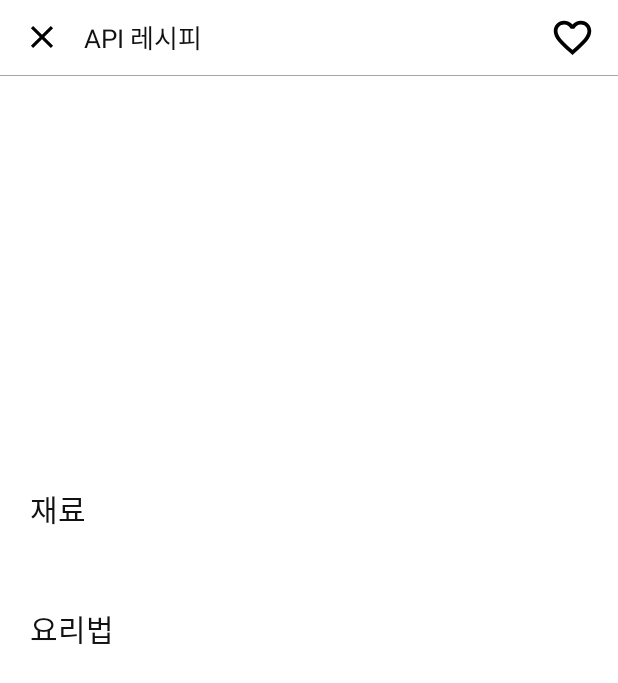
After one commit to saeyeondal/WeforVegan, an Android app: the ApiRecipeFrag screen opened directly, with no data from a screen before it, on a phone screen of 412 x 824 dp. The commit adds this screen. Shown: the top 683 px of the screen. Run offline under Robolectric (Android 15) with nearby library versions, the light colour scheme and no system bars; 2 statements that could not run were skipped.

Commit message:
Api레시피 불러와서 보여주는 거 구현함

```diff
--- a/app/src/main/AndroidManifest.xml
+++ b/app/src/main/AndroidManifest.xml
@@ -30,7 +30,8 @@
             </intent-filter>
         </activity>
         <activity android:name=".RegisterPage"></activity>
-        <activity android:name=".RecipeFrag"></activity>
+        <activity android:name=".SnsRecipeFrag"></activity>
+        <activity android:name=".ApiRecipeFrag"></activity>
         <activity android:name=".LikeRecipePage"></activity>
     </application>
 
--- /dev/null
+++ b/app/src/main/java/com/example/weforvegan/ApiRecipeFrag.java
@@ -0,0 +1,134 @@
+package com.example.weforvegan;
+
+import android.graphics.Bitmap;
+import android.graphics.BitmapFactory;
+import android.os.Bundle;
+import android.os.Handler;
+import android.view.View;
+import android.view.Window;
+import android.widget.Button;
+import android.widget.ImageView;
+import android.widget.TextView;
+import android.widget.Toast;
+
+import androidx.annotation.Nullable;
+import androidx.appcompat.app.AppCompatActivity;
+
+
+import java.io.IOException;
+import java.io.InputStream;
+import java.net.MalformedURLException;
+import java.net.URL;
+import java.util.concurrent.ExecutionException;
+
+public class ApiRecipeFrag extends AppCompatActivity {
+    Button closeBtn;
+    Button favorite_btn1;
+    Boolean favorite_selected;
+    String recipe_idx;
+    String api_recipe_imgurl;
+    String api_recipe_name;
+    String api_recipe_ingredient;
+    String api_recipe_recipe;
+    TextView api_recipe_name_txt;
+    TextView api_recipe_ingredient_txt;
+    TextView api_recipe_recipe_txt;
+    Handler handler = new Handler();
+
+    @Override
+    protected void onCreate(@Nullable Bundle savedInstanceState) {
+        supportRequestWindowFeature(Window.FEATURE_NO_TITLE); // 액션바 없애기
+        super.onCreate(savedInstanceState);
+        setContentView(R.layout.api_recipe_frag);
+
+        closeBtn = (Button)findViewById(R.id.close_btn);
+        favorite_btn1 = (Button)findViewById(R.id.favorite_btn);
+        api_recipe_name_txt = (TextView)findViewById(R.id.api_recipe_name);
+        api_recipe_ingredient_txt = (TextView)findViewById(R.id.api_recipe_ingredient);
+        api_recipe_recipe_txt = (TextView)findViewById(R.id.api_recipe_recipe);
+
+        recipe_idx = getIntent().getStringExtra("recipe_idx");
+        api_recipe_name = getIntent().getStringExtra("api_recipe_name");
+        api_recipe_imgurl = getIntent().getStringExtra("api_recipe_imgurl");
+        api_recipe_ingredient = getIntent().getStringExtra("api_recipe_ingredient");
+        api_recipe_recipe = getIntent().getStringExtra("api_recipe_recipe");
+
+        Thread imgload = new Thread(new Runnable() {
+            @Override
+            public void run() {
+                try{
+                    final ImageView api_recipe_imgurl_img = (ImageView)findViewById(R.id.api_recipe_img);
+                    URL url = new URL(api_recipe_imgurl);
+                    InputStream is = url.openStream();
+                    final Bitmap bm = BitmapFactory.decodeStream(is);
+                    handler.post(new Runnable() {
+                        @Override
+                        public void run() {
+                            api_recipe_imgurl_img.setImageBitmap(bm);
+                        }
+                    });
+                    api_recipe_imgurl_img.setImageBitmap(bm);
+                } catch (MalformedURLException e) {
+                    e.printStackTrace();
+                } catch (IOException e) {
+                    e.printStackTrace();
+                }
+            }
+        });
+        imgload.start();
+        api_recipe_name_txt.setText(api_recipe_name);
+        api_recipe_ingredient_txt.setText(api_recipe_ingredient);
+        api_recipe_recipe_txt.setText(api_recipe_recipe);
+
+        GetRequest request = new GetRequest(getApplicationContext());
+        try {
+            String response = request.execute("http://ec2-18-222-92-67.us-east-2.compute.amazonaws.com:3000/heart/index?rp_idx=" + recipe_idx).get();
+            JsonParser jsonParser = new JsonParser();
+            String isLike = jsonParser.get_is_like(response);
+            if(isLike.equals("true")) {
+                favorite_selected = true;
+                favorite_btn1.setSelected(true);
+            }
+            else {
+                favorite_selected = false;
+                favorite_btn1.setSelected(false);
+            }
+        } catch (ExecutionException e) {
+            e.printStackTrace();
+        } catch (InterruptedException e) {
+            e.printStackTrace();
+        }
+
+        favorite_btn1.setOnClickListener(new View.OnClickListener() {
+            @Override
+            public void onClick(View view) {
+                if(!favorite_selected) {
+                    favorite_btn1.setSelected(true);
+                    favorite_selected = true;
+                    PostRequest httpTask = new PostRequest(getApplicationContext());
+                    httpTask.execute("http://ec2-18-222-92-67.us-east-2.compute.amazonaws.com:3000/heart/add", "rp_idx", recipe_idx);
+                    Toast.makeText(getApplicationContext(), "찜 목록에 추가되었습니다.", Toast.LENGTH_SHORT).show();
+                }
+                else {
+                    favorite_btn1.setSelected(false);
+                    favorite_selected = false;
+                    PostRequest httpTask = new PostRequest(getApplicationContext());
+                    httpTask.execute("http://ec2-18-222-92-67.us-east-2.compute.amazonaws.com:3000/heart/cancle", "rp_idx", recipe_idx);
+                    Toast.makeText(getApplicationContext(), "찜 목록에서 삭제되었습니다.", Toast.LENGTH_SHORT).show();
+                }
+            }
+        });
+
+        closeBtn.setOnClickListener(new View.OnClickListener() {
+            @Override
+            public void onClick(View view) {
+                onBackPressed();
+            }
+        });
+    }
+
+    @Override
+    public void onBackPressed() {
+        super.onBackPressed();
+    }
+}
--- a/app/src/main/java/com/example/weforvegan/MainActivity.java
+++ b/app/src/main/java/com/example/weforvegan/MainActivity.java
@@ -7,7 +7,6 @@ import android.os.Bundle;
 
 import android.util.Log;
 import android.view.MenuItem;
-import android.widget.Button;
 
 import androidx.annotation.NonNull;
 import androidx.appcompat.app.ActionBarDrawerToggle;
@@ -29,7 +28,7 @@ public class MainActivity extends AppCompatActivity implements NavigationView.On
     SearchFrag searchFrag;
     ScannerFrag scannerFrag;
     MypageFrag mypageFrag;
-    RecipeFrag recipeFrag;
+    SnsRecipeFrag snsRecipeFrag;
     ResultFrag resultFrag;
     RequestFrag requestFrag;
     RecommendFrag recommendFrag;
@@ -57,7 +56,7 @@ public class MainActivity extends AppCompatActivity implements NavigationView.On
         searchFrag = new SearchFrag();
         scannerFrag = new ScannerFrag();
         mypageFrag = new MypageFrag();
-        recipeFrag = new RecipeFrag();
+        snsRecipeFrag = new SnsRecipeFrag();
         resultFrag = new ResultFrag();
         requestFrag = new RequestFrag();
         recommendFrag = new RecommendFrag();
--- /dev/null
+++ b/app/src/main/res/layout/api_recipe_frag.xml
@@ -0,0 +1,107 @@
+<?xml version="1.0" encoding="utf-8"?>
+<LinearLayout xmlns:android="http://schemas.android.com/apk/res/android"
+    android:orientation="vertical" android:layout_width="match_parent"
+    android:layout_height="match_parent"
+    android:background="@color/colorWhite">
+    <RelativeLayout
+        android:layout_width="match_parent"
+        android:layout_height="50dp">
+        <Button
+            android:id="@+id/close_btn"
+            android:layout_width="25dp"
+            android:layout_height="25dp"
+            android:background="@drawable/ic_close_24px"
+            android:layout_centerVertical="true"
+            android:layout_marginLeft="15dp"/>
+        <TextView
+            android:id="@+id/api_recipe_source"
+            android:layout_width="wrap_content"
+            android:layout_height="wrap_content"
+            android:layout_centerVertical="true"
+            android:layout_marginLeft="15dp"
+            android:layout_toRightOf="@+id/close_btn"
+            android:text="API 레시피"
+            android:textColor="@color/colorBlack"
+            android:textSize="17dp"/>
+
+        <Button
+            android:id="@+id/favorite_btn"
+            android:layout_width="30dp"
+            android:layout_height="30dp"
+            android:background="@drawable/favorite"
+            android:layout_centerVertical="true"
+            android:layout_alignParentRight="true"
+            android:layout_marginRight="15dp"/>
+    </RelativeLayout>
+    <View
+        android:layout_width="match_parent"
+        android:layout_height="0.5dp"
+        android:background="@color/colorGray"/>
+    <RelativeLayout
+        android:layout_width="match_parent"
+        android:layout_height="wrap_content">
+        <TextView
+            android:layout_width="match_parent"
+            android:layout_height="wrap_content"
+            android:id="@+id/api_recipe_name"
+            android:textColor="@color/colorBlack"
+            android:text="RECIPE_NAME"
+            android:textSize="20dp"
+            android:paddingLeft="20dp"
+            android:paddingRight="20dp"
+            android:layout_marginTop="15dp"
+            android:layout_marginBottom="15dp"/>
+
+        <ImageView
+            android:id="@+id/api_recipe_img"
+            android:layout_width="match_parent"
+            android:layout_height="200dp"
+            android:paddingLeft="30dp"
+            android:paddingRight="30dp"
+            android:layout_below="@+id/api_recipe_name"/>
+
+        <TextView
+            android:layout_width="match_parent"
+            android:layout_height="wrap_content"
+            android:id="@+id/api_recipe_ingredient_txt"
+            android:textColor="@color/colorBlack"
+            android:text="재료"
+            android:textSize="20dp"
+            android:layout_below="@+id/api_recipe_img"
+            android:paddingLeft="20dp"
+            android:paddingRight="20dp"
+            android:layout_marginTop="15dp"
+            android:layout_marginBottom="15dp"/>
+
+        <TextView
+            android:layout_width="match_parent"
+            android:layout_height="wrap_content"
+            android:layout_below="@+id/api_recipe_ingredient_txt"
+            android:paddingLeft="15dp"
+            android:paddingRight="15dp"
+            android:id="@+id/api_recipe_ingredient"
+            />
+
+        <TextView
+            android:layout_width="match_parent"
+            android:layout_height="wrap_content"
+            android:id="@+id/api_recipe_txt"
+            android:textColor="@color/colorBlack"
+            android:text="요리법"
+            android:textSize="20dp"
+            android:layout_below="@+id/api_recipe_ingredient"
+            android:paddingLeft="20dp"
+            android:paddingRight="20dp"
+            android:layout_marginTop="15dp"
+            android:layout_marginBottom="15dp"/>
+
+        <TextView
+            android:layout_width="match_parent"
+            android:layout_height="wrap_content"
+            android:layout_below="@+id/api_recipe_txt"
+            android:id="@+id/api_recipe_recipe"
+            android:paddingLeft="15dp"
+            android:paddingRight="15dp"
+            />
+    </RelativeLayout>
+</LinearLayout>
--- a/app/src/main/res/layout/recipe_frag.xml
+++ b/app/src/main/res/layout/sns_recipe_frag.xml
@@ -14,12 +14,13 @@
             android:layout_centerVertical="true"
             android:layout_marginLeft="15dp"/>
         <TextView
+            android:id="@+id/sns_recipe_source"
             android:layout_width="wrap_content"
             android:layout_height="wrap_content"
             android:layout_centerVertical="true"
             android:layout_marginLeft="15dp"
             android:layout_toRightOf="@+id/close_btn"
-            android:text="만개의 레시피"
+            android:text="SOURCE"
             android:textColor="@color/colorBlack"
             android:textSize="17dp"/>
 
```
Also changed, not shown: app/src/main/java/com/example/weforvegan/SearchFrag.java (+7 -7 lines), app/src/main/java/com/example/weforvegan/SnsRecipeFrag.java (renamed from app/src/main/java/com/example/weforvegan/RecipeFrag.java, +8 -10 lines).
